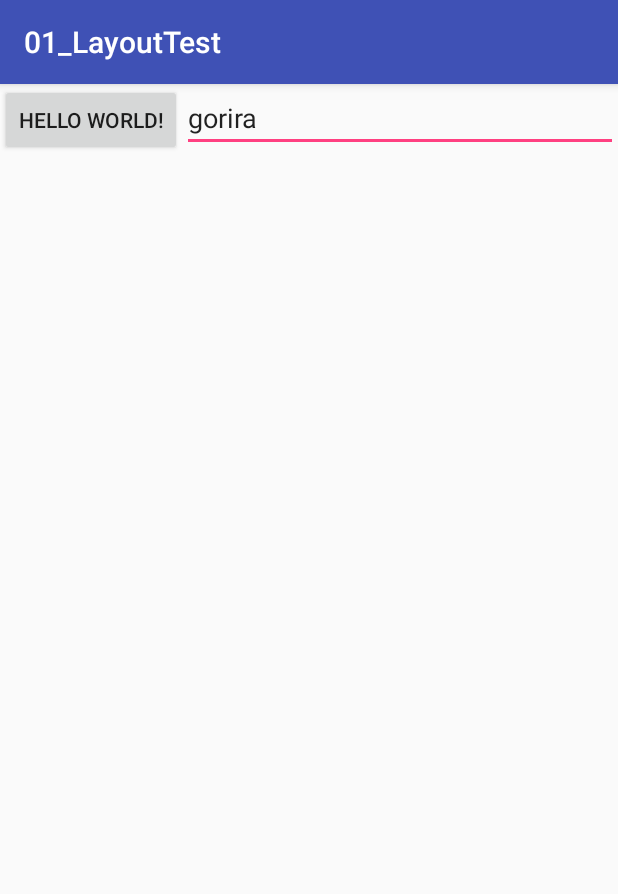
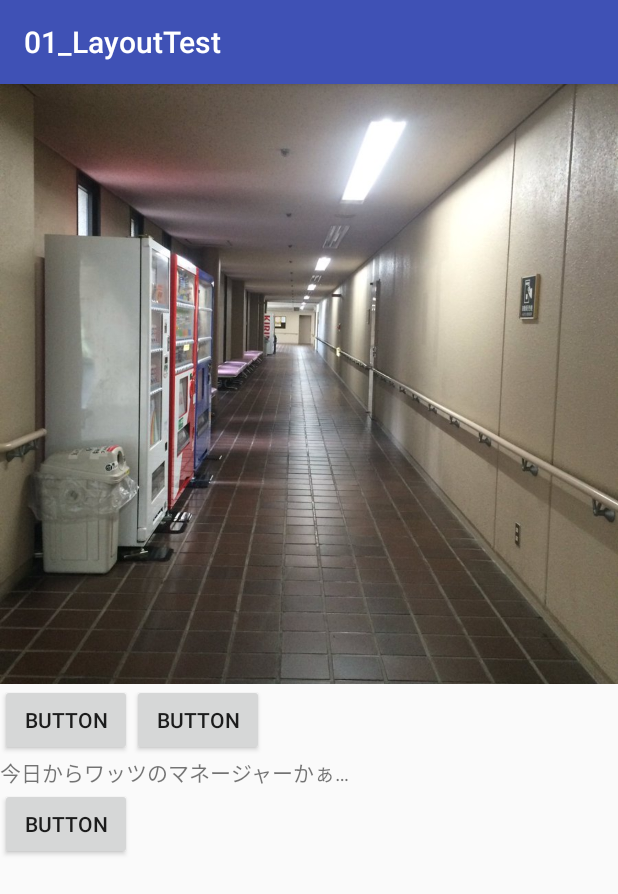
Before and after one commit to mao20011221/gorira, an Android app: the screen it shows after launch (MainActivity), on a phone screen of 412 x 824 dp. Shown: the top 894 px of the screen. Run offline under Robolectric (Android 15) with nearby library versions, the phone set to English and light mode, and no system bars.

Commit message:
廊下、会話

```diff
--- a/app/src/main/res/layout/activity_main.xml
+++ b/app/src/main/res/layout/activity_main.xml
@@ -1,21 +1,52 @@
 <?xml version="1.0" encoding="utf-8"?>
 <LinearLayout xmlns:android="http://schemas.android.com/apk/res/android"
-    xmlns:tools="http://schemas.android.com/tools"
+    xmlns:app="http://schemas.android.com/apk/res-auto"
     android:layout_width="match_parent"
     android:layout_height="match_parent"
-    tools:context="net.kojira.a01_layouttest.MainActivity">
+    android:orientation="vertical">
 
-    <Button
+
+    <ImageView
+        android:id="@+id/imageView"
         android:layout_width="wrap_content"
+        android:layout_height="400dp"
+        android:scaleType="centerCrop"
+        app:srcCompat="@drawable/goriraen3" />
+
+    <LinearLayout
+        android:layout_width="match_parent"
         android:layout_height="wrap_content"
-        android:text="Hello World!" />
+        android:orientation="horizontal">
 
-    <EditText
-        android:layout_width="wrap_content"
+        <Button
+            android:id="@+id/button6"
+            android:layout_width="wrap_content"
+            android:layout_height="wrap_content"
+            android:text="Button" />
+
+        <Button
+            android:id="@+id/button5"
+            android:layout_width="wrap_content"
+            android:layout_height="wrap_content"
+            android:text="Button" />
+
+    </LinearLayout>
+
+    <TextView
+        android:id="@+id/text"
+        android:text="今日からワッツのマネージャーかぁ…"
+        android:layout_width="match_parent"
+        android:layout_height="wrap_content" />
+    <LinearLayout
+        android:layout_width="match_parent"
         android:layout_height="wrap_content"
-        android:layout_weight="1"
-        android:ems="10"
-        android:inputType="textPersonName"
-        android:text="gorira" />
+        android:orientation="horizontal">
+        <Button
+            android:id="@+id/button"
+            android:layout_width="wrap_content"
+            android:layout_height="wrap_content"
+            android:text="Button" />
+
+    </LinearLayout>
 
 </LinearLayout>
```
Also changed, not shown: app/src/main/java/net/kojira/a01_layouttest/MainActivity.java (+30 -0 lines), app/src/main/res/drawable-v24/goriraen.jpg (added), app/src/main/res/drawable/goriraen.jpg (added), app/src/main/res/drawable/goriraen2.jpg (added), app/src/main/res/drawable/goriraen3.jpg (added).
